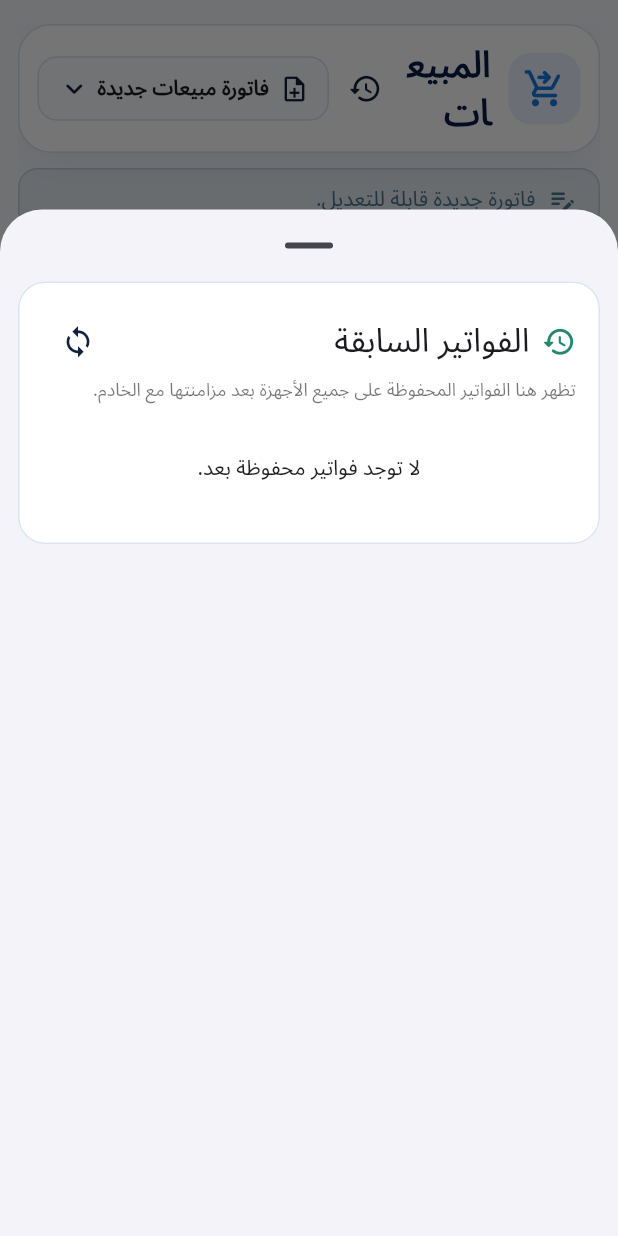
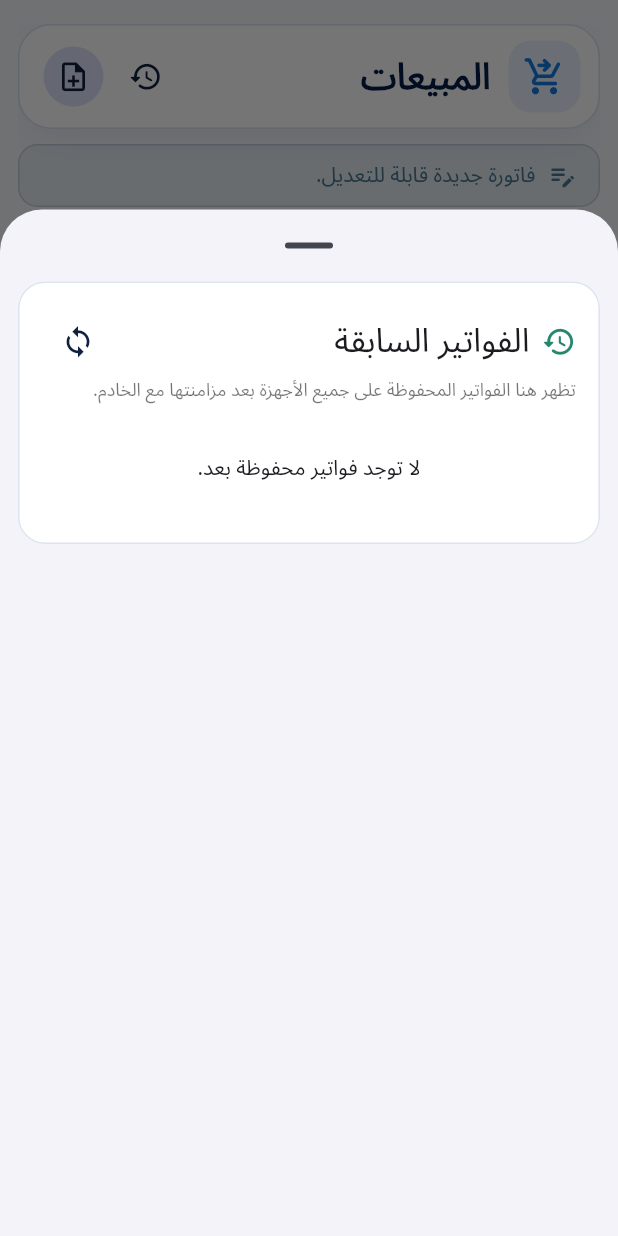
Before and after one commit to aliali0810013-art/ali, a Flutter app: the InvoiceWorkspacePage screen opened directly with empty values, after a tap on the "history" icon, on a phone screen of 412 x 824 dp. Run offline on Flutter 3.47's test engine with Material 3 defaults, Android fonts, the phone set to English and light mode, and no system bars; our stand-ins replace barcode_widget, pdf, printing, shared_preferences; missing offline and left inert: dart:html, file_selector, mobile_scanner, sqlite3; accounts and stored records are empty; network calls fail.

Commit message:
ui: make reference sales layout phone-safe and support locked actions

```diff
--- a/apps/nizami_app/lib/src/features/invoices/presentation/sales_invoice_reference_view.dart
+++ b/apps/nizami_app/lib/src/features/invoices/presentation/sales_invoice_reference_view.dart
@@ -18,6 +18,7 @@ class SalesInvoiceReferenceView extends StatelessWidget {
     required this.notesField,
     required this.settlementField,
     required this.deliveryBanner,
+    this.lockedControls,
     required this.onAddLine,
     required this.onScanBarcode,
     required this.onSave,
@@ -45,6 +46,7 @@ class SalesInvoiceReferenceView extends StatelessWidget {
   final Widget notesField;
   final Widget settlementField;
   final Widget deliveryBanner;
+  final Widget? lockedControls;
   final VoidCallback? onAddLine;
   final VoidCallback? onScanBarcode;
   final VoidCallback? onSave;
@@ -99,7 +101,10 @@ class SalesInvoiceReferenceView extends StatelessWidget {
             key: const Key('invoice-shortcut-f3'),
             child: productSearchField,
           ),
-          barcodeField: barcodeField,
+          barcodeField: KeyedSubtree(
+            key: const Key('invoice-shortcut-f4'),
+            child: barcodeField,
+          ),
           onScanBarcode: locked ? null : onScanBarcode,
         ),
         const SizedBox(height: 10),
@@ -127,7 +132,7 @@ class SalesInvoiceReferenceView extends StatelessWidget {
             const SizedBox(width: 10),
             Expanded(
               child: _SoftAction(
-                buttonKey: const Key('invoice-shortcut-f4'),
+                buttonKey: const Key('invoice-reference-scan'),
                 label: 'مسح باركود',
                 icon: Icons.qr_code_scanner_rounded,
                 color: const Color(0xFF5C35C8),
@@ -172,6 +177,10 @@ class SalesInvoiceReferenceView extends StatelessWidget {
             );
           },
         ),
+        if (lockedControls != null) ...[
+          const SizedBox(height: 12),
+          lockedControls!,
+        ],
         const SizedBox(height: 12),
         _FooterActions(
           busy: busy,
@@ -246,6 +255,14 @@ class _Header extends StatelessWidget {
               onPressed: onHistory,
               icon: const Icon(Icons.history_rounded),
             ),
+            if (phone)
+              IconButton.filledTonal(
+                key: const Key('invoice-shortcut-new'),
+                tooltip: 'فاتورة مبيعات جديدة',
+                onPressed: onNewInvoice,
+                icon: const Icon(Icons.note_add_outlined),
+              )
+            else
               PopupMenuButton<String>(
                 key: const Key('invoice-shortcut-new'),
                 tooltip: 'إجراءات الفاتورة',
@@ -254,15 +271,24 @@ class _Header extends StatelessWidget {
                   if (value == 'history') onHistory?.call();
                 },
                 itemBuilder: (_) => const [
-                PopupMenuItem(value: 'new', child: Text('فاتورة مبيعات جديدة')),
-                PopupMenuItem(value: 'history', child: Text('الفواتير السابقة')),
+                  PopupMenuItem(
+                    value: 'new',
+                    child: Text('فاتورة مبيعات جديدة'),
+                  ),
+                  PopupMenuItem(
+                    value: 'history',
+                    child: Text('الفواتير السابقة'),
+                  ),
                 ],
                 child: Container(
-                padding: const EdgeInsets.symmetric(horizontal: 12, vertical: 9),
+                  padding:
+                      const EdgeInsets.symmetric(horizontal: 12, vertical: 9),
                   decoration: BoxDecoration(
                     color: const Color(0xFFF8FAFD),
                     borderRadius: BorderRadius.circular(13),
-                  border: Border.all(color: SalesInvoiceReferenceView.border),
+                    border: Border.all(
+                      color: SalesInvoiceReferenceView.border,
+                    ),
                   ),
                   child: const Row(
                     mainAxisSize: MainAxisSize.min,
@@ -374,31 +400,52 @@ class _SearchStrip extends StatelessWidget {
   final VoidCallback? onScanBarcode;
 
   @override
-  Widget build(BuildContext context) => Row(
+  Widget build(BuildContext context) => LayoutBuilder(
+        builder: (context, constraints) {
+          final scan = SizedBox(
+            height: 54,
+            child: FilledButton.icon(
+              onPressed: onScanBarcode,
+              style: FilledButton.styleFrom(
+                backgroundColor: SalesInvoiceReferenceView.navy,
+                padding: const EdgeInsets.symmetric(horizontal: 10),
+                shape: RoundedRectangleBorder(
+                  borderRadius: BorderRadius.circular(14),
+                ),
+              ),
+              icon: const Icon(Icons.qr_code_scanner_rounded, size: 20),
+              label: const Text(
+                'مسح باركود',
+                maxLines: 1,
+                style: TextStyle(fontWeight: FontWeight.w800, fontSize: 12),
+              ),
+            ),
+          );
+          if (constraints.maxWidth < 560) {
+            return Column(
+              children: [
+                productSearchField,
+                const SizedBox(height: 8),
+                Row(
+                  children: [
+                    Expanded(child: barcodeField),
+                    const SizedBox(width: 8),
+                    scan,
+                  ],
+                ),
+              ],
+            );
+          }
+          return Row(
             children: [
               Expanded(flex: 3, child: productSearchField),
               const SizedBox(width: 10),
               Expanded(flex: 2, child: barcodeField),
               const SizedBox(width: 8),
-          SizedBox(
-            height: 54,
-            child: FilledButton.icon(
-              onPressed: onScanBarcode,
-              style: FilledButton.styleFrom(
-                backgroundColor: SalesInvoiceReferenceView.navy,
-                padding: const EdgeInsets.symmetric(horizontal: 15),
-                shape: RoundedRectangleBorder(
-                  borderRadius: BorderRadius.circular(14),
-                ),
-              ),
-              icon: const Icon(Icons.qr_code_scanner_rounded),
-              label: const Text(
-                'مسح باركود',
-                style: TextStyle(fontWeight: FontWeight.w800),
-              ),
-            ),
-          ),
+              scan,
             ],
+          );
+        },
       );
 }
 
@@ -675,15 +722,19 @@ class _FooterButton extends StatelessWidget {
             foregroundColor: foreground,
             disabledBackgroundColor: color.withValues(alpha: .45),
             disabledForegroundColor: foreground.withValues(alpha: .55),
+            padding: const EdgeInsets.symmetric(horizontal: 6),
             shape: RoundedRectangleBorder(
               borderRadius: BorderRadius.circular(14),
             ),
           ),
-          icon: Icon(icon),
+          icon: Icon(icon, size: 20),
           label: Text(
             label,
             maxLines: 1,
-            style: const TextStyle(fontWeight: FontWeight.w900),
+            style: const TextStyle(
+              fontWeight: FontWeight.w900,
+              fontSize: 11,
+            ),
           ),
         ),
       );
```
Lines whose indentation alone changed are shown as unchanged.
